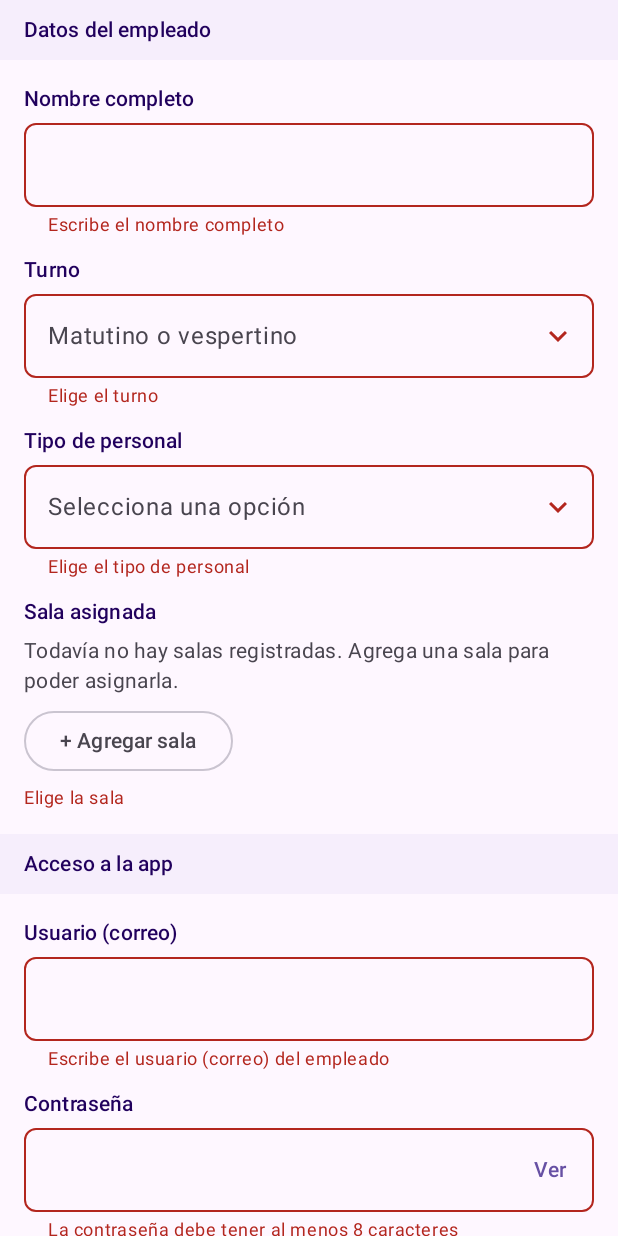
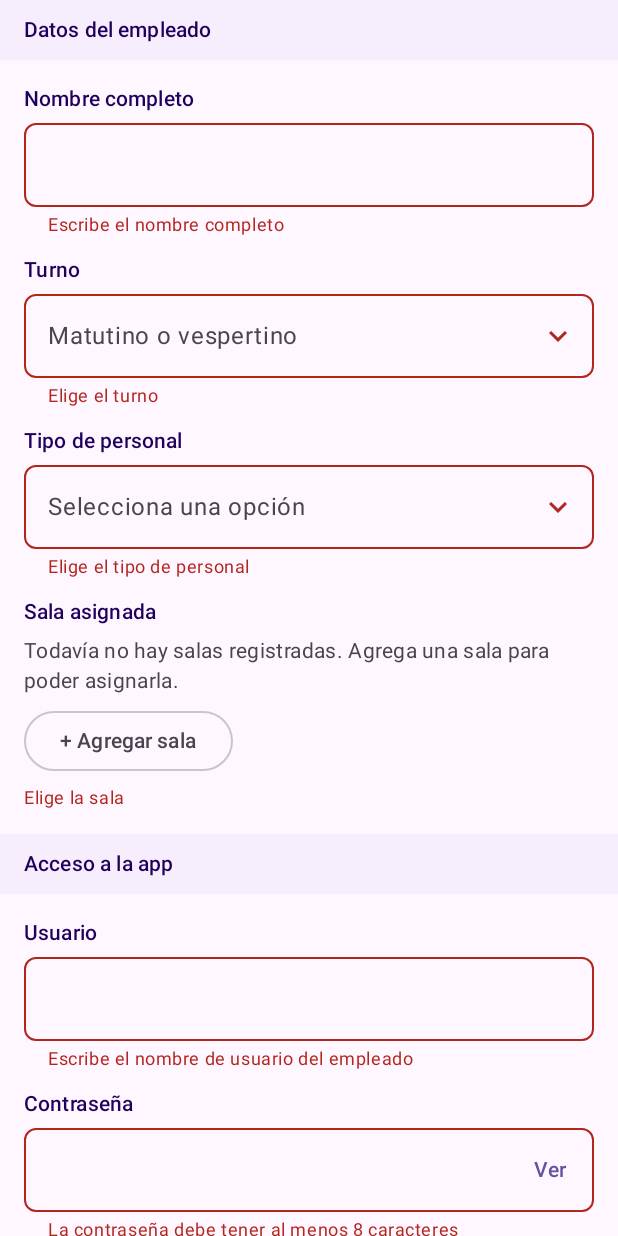
Before and after one commit to PatoQuacks/App_SonrisasDeCristal, an Android app built with Jetpack Compose: the composable AgregarEmpleadoScreen called with empty values, after a tap on "Guardar empleado", on a phone screen of 412 x 824 dp. Run offline under Robolectric (Android 15) with nearby library versions, the phone set to English and light mode, and no system bars.

Commit message:
Agregar empleado: el usuario puede ser cualquier nombre, no solo correo

```diff
--- a/app/src/main/java/mx/tec/app_sonrisas/ui/screens/lateral/AgregarEmpleado.kt
+++ b/app/src/main/java/mx/tec/app_sonrisas/ui/screens/lateral/AgregarEmpleado.kt
@@ -29,7 +29,6 @@ import androidx.compose.runtime.saveable.rememberSaveable
 import androidx.compose.runtime.setValue
 import androidx.compose.ui.Modifier
 import androidx.compose.ui.text.input.KeyboardCapitalization
-import androidx.compose.ui.text.input.KeyboardType
 import androidx.compose.ui.unit.dp
 import androidx.lifecycle.viewmodel.compose.viewModel
 import mx.tec.app_sonrisas.ui.components.CampoFormulario
@@ -41,12 +40,9 @@ import mx.tec.app_sonrisas.ui.viewmodel.NuevoEmpleado
 // Por el momento solo se pide un mínimo de caracteres.
 private const val MIN_CARACTERES_CONTRASENA = 8
 
-// Formato básico de correo: nombre@dominio.ext
-private val formatoCorreo = Regex("^[A-Za-z0-9._%+-]+@[A-Za-z0-9.-]+\\.[A-Za-z]{2,}$")
-
 // Formulario para dar de alta a un empleado de la sucursal. Está en tres partes:
 //   1. Datos del empleado: nombre, turno (matutino o vespertino), tipo de personal y sala.
-//   2. Acceso a la app: usuario (correo) y contraseña.
+//   2. Acceso a la app: nombre de usuario (cualquiera, no tiene que ser correo) y contraseña.
 //   3. Botones: Cancelar / Guardar empleado.
 // Al guardar se valida el formulario y luego se pregunta a la API si el usuario ya existe
 // (AgregarEmpleadoViewModel). Si ya existe, se avisa debajo del campo de usuario;
@@ -83,11 +79,8 @@ fun AgregarEmpleadoScreen(
     val errorTipo = if (tipo == null) "Elige el tipo de personal" else null
     val errorSala = if (salaId == null) "Elige la sala" else null
     val errorHorario = if (horarioId == null) "Elige el turno" else null
-    val errorCorreo = when {
-        correo.isBlank() -> "Escribe el usuario (correo) del empleado"
-        !formatoCorreo.matches(correo) -> "Escribe un correo válido, por ejemplo nombre@correo.com"
-        else -> null
-    }
+    // El usuario puede ser cualquier nombre (sin espacios); solo se pide que no esté vacío.
+    val errorCorreo = if (correo.isBlank()) "Escribe el nombre de usuario del empleado" else null
     val errorContrasena = if (contrasena.length < MIN_CARACTERES_CONTRASENA) {
         "La contraseña debe tener al menos $MIN_CARACTERES_CONTRASENA caracteres"
     } else {
@@ -171,14 +164,13 @@ fun AgregarEmpleadoScreen(
             verticalArrangement = Arrangement.spacedBy(12.dp),
         ) {
             CampoFormulario(
-                etiqueta = "Usuario (correo)",
+                etiqueta = "Usuario",
                 valor = correo,
                 onCambio = { texto ->
                     // Sin espacios; si cambia el usuario, se quita el aviso de "ya existe".
                     correo = texto.filterNot { it.isWhitespace() }
                     viewModel.limpiarErrorUsuario()
                 },
-                tipoTeclado = KeyboardType.Email,
                 error = viewModel.errorUsuario ?: errorCorreo.siSeMuestra(mostrarErrores),
                 ayuda = "Con este usuario el empleado iniciará sesión",
                 habilitado = habilitado,
--- a/app/src/main/java/mx/tec/app_sonrisas/ui/viewmodel/AgregarEmpleadoViewModel.kt
+++ b/app/src/main/java/mx/tec/app_sonrisas/ui/viewmodel/AgregarEmpleadoViewModel.kt
@@ -11,7 +11,7 @@ import mx.tec.app_sonrisas.data.repository.EmpleadoRepository
 import retrofit2.HttpException
 import java.io.IOException
 
-private const val MENSAJE_USUARIO_EXISTE = "Este usuario ya existe. Usa otro correo."
+private const val MENSAJE_USUARIO_EXISTE = "Este usuario ya existe. Elige otro nombre de usuario."
 private const val MENSAJE_SESION_EXPIRADA = "Tu sesión expiró. Cierra sesión y vuelve a entrar."
 
 // Lo que captura el formulario "Agregar empleado".
```
